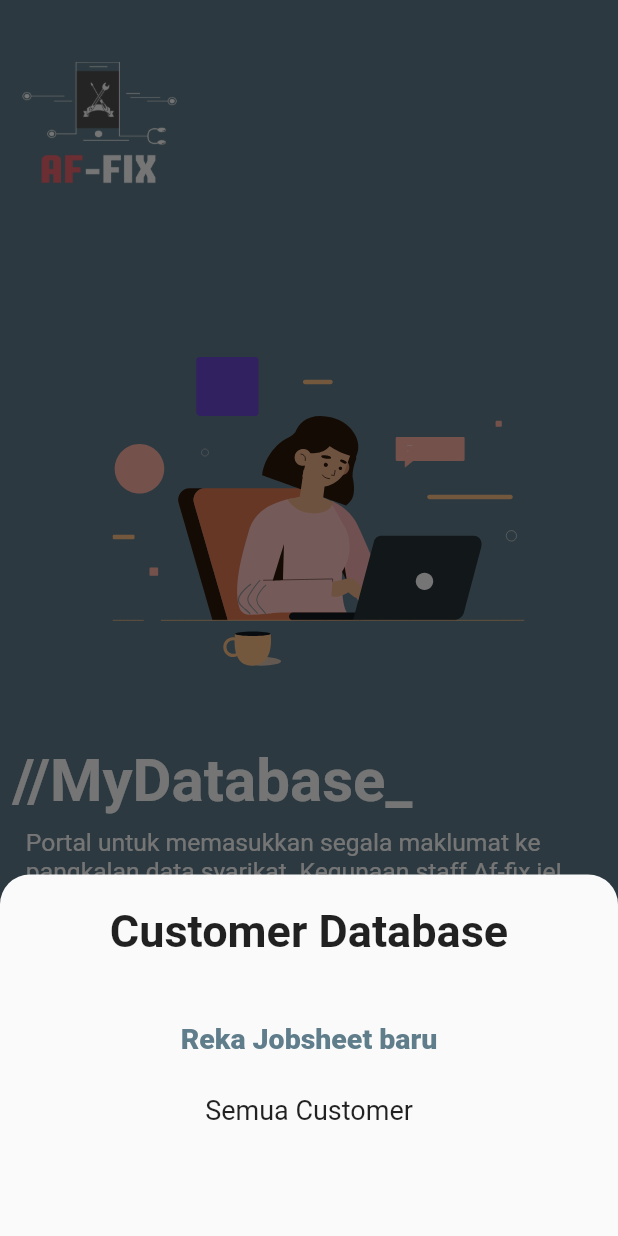
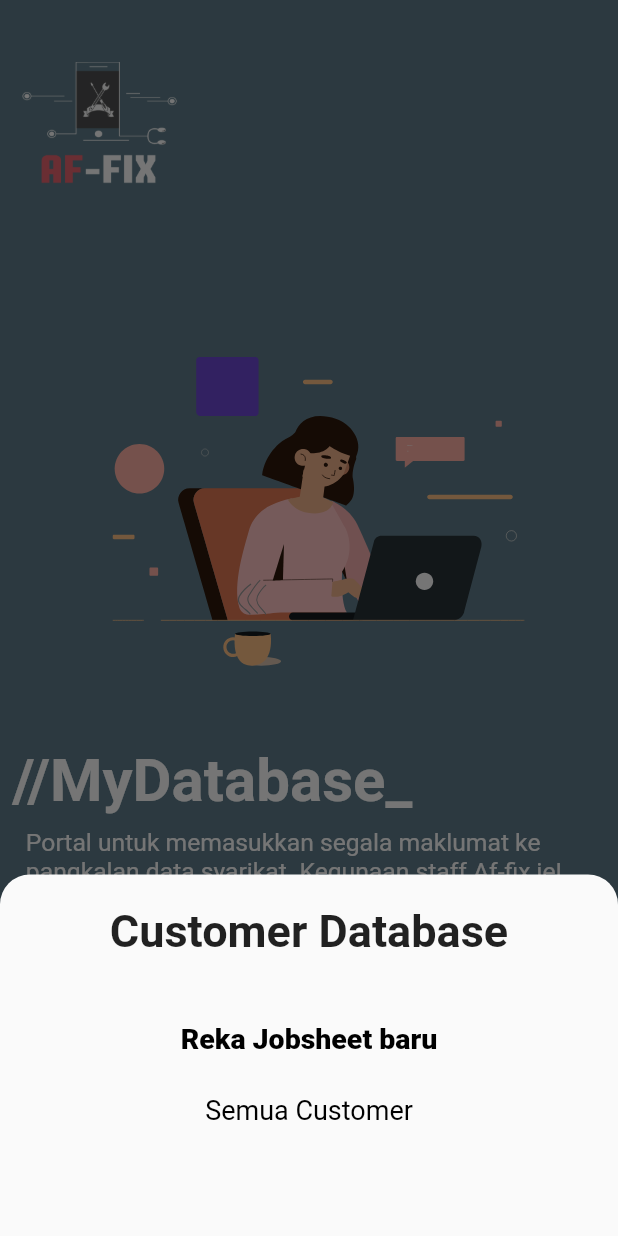
Before and after one commit to TuanPengarah/AdminPanel, a Flutter app: the screen it shows after launch, after a tap on "Pelanggan", on a phone screen of 412 x 824 dp. Run offline on Flutter 3.47's test engine with Material 2 defaults, Android fonts, the phone set to English and light mode, and no system bars; drawn by our look-alikes of auto_size_text; our stand-ins replace adaptive_theme, cloud_firestore, double_back_to_close, firebase_core, firebase_database, flutter_slidable and 4 more; missing offline and left inert: avatar_letter, esc_pos_bluetooth, esc_pos_utils, flutter_bluetooth_basic; accounts and stored records are empty.

Commit message:
Migrate to Flutter 2.0 code base Fix annoying status bar black issue Implementing Dark Mode Improvement on Color Scheme Trying to implement Realtime Database loading

```diff
--- a/lib/brain/quality_suggestion.dart
+++ b/lib/brain/quality_suggestion.dart
@@ -14,7 +14,7 @@ class ManufactorSuggestion {
   ];
 
   static List<String> getSuggestions(String query) {
-    List<String> matches = List();
+    List<String> matches = [];
     matches.addAll(manufactor);
 
     matches.retainWhere((s) => s.toLowerCase().contains(query.toLowerCase()));
--- a/lib/brain/smartphone_suggestion.dart
+++ b/lib/brain/smartphone_suggestion.dart
@@ -34,7 +34,7 @@ class SmartphoneSuggestion {
   ];
 
   static List<String> getSuggestions(String query) {
-    List<String> matches = List();
+    List<String> matches = [];
     matches.addAll(phone);
 
     matches.retainWhere((s) => s.toLowerCase().contains(query.toLowerCase()));
--- a/lib/brain/spareparts_suggestion.dart
+++ b/lib/brain/spareparts_suggestion.dart
@@ -19,7 +19,7 @@ class PartsSuggestion {
   ];
 
   static List<String> getSuggestions(String query) {
-    List<String> matches = List();
+    List<String> matches = [];
     matches.addAll(parts);
 
     matches.retainWhere((s) => s.toLowerCase().contains(query.toLowerCase()));
--- a/lib/main.dart
+++ b/lib/main.dart
@@ -1,5 +1,6 @@
 import 'package:firebase_core/firebase_core.dart';
 import 'package:flutter/material.dart';
+import 'package:flutter/services.dart';
 import 'package:services_form/screens/add_sparepart.dart';
 import 'package:services_form/screens/all_customer.dart';
 import 'package:services_form/screens/home_screen.dart';
@@ -7,15 +8,25 @@ import 'package:services_form/screens/job_sheet.dart';
 import 'package:sizer/sizer.dart';
 import 'screens/print.dart';
 import 'screens/spareparts.dart';
+import 'package:adaptive_theme/adaptive_theme.dart';
 
 void main() async {
+  SystemChrome.setSystemUIOverlayStyle(SystemUiOverlayStyle(
+    statusBarColor: Colors.transparent,
+    // systemNavigationBarColor:
+    //     Colors.blueGrey,
+  ));
   WidgetsFlutterBinding.ensureInitialized();
   await Firebase.initializeApp();
-  // GestureBinding.instance.resamplingEnabled = true;
+  // final savedThemeMode = await AdaptiveTheme.getThemeMode();
   runApp(MyApp());
 }
 
 class MyApp extends StatelessWidget {
+  final AdaptiveThemeMode savedThemeMode;
+
+  const MyApp({Key key, this.savedThemeMode}) : super(key: key);
+
   @override
   Widget build(BuildContext context) {
     return LayoutBuilder(
@@ -25,9 +36,25 @@ class MyApp extends StatelessWidget {
           //return OrientationBuilder
           builder: (context, orientation) {
             SizerUtil().init(constraints, orientation); //initialize SizerUtil
-            return MaterialApp(
-              theme: ThemeData(
-                  primaryColor: Colors.blueGrey, accentColor: Colors.blueGrey),
+            return AdaptiveTheme(
+                light: ThemeData(
+                    brightness: Brightness.light,
+                    primarySwatch: Colors.blueGrey,
+                    accentColor: Colors.blueGrey,
+                    colorScheme: ColorScheme.light(primary: Colors.black),
+                    floatingActionButtonTheme: FloatingActionButtonThemeData(
+                        backgroundColor: Colors.blueGrey)),
+                dark: ThemeData(
+                    brightness: Brightness.dark,
+                    primarySwatch: Colors.blueGrey,
+                    accentColor: Colors.blueGrey,
+                    colorScheme: ColorScheme.dark(primary: Colors.white),
+                    floatingActionButtonTheme: FloatingActionButtonThemeData(
+                        backgroundColor: Colors.blueGrey)),
+                initial: savedThemeMode ?? AdaptiveThemeMode.system,
+                builder: (theme, darkTheme) => MaterialApp(
+                      theme: theme,
+                      darkTheme: darkTheme,
                       debugShowCheckedModeBanner: false,
                       initialRoute: 'homescreen',
                       routes: {
@@ -38,7 +65,7 @@ class MyApp extends StatelessWidget {
                         'allcustomer': (context) => CustomerDatabase(),
                         'addsparepart': (context) => AddSparepart(),
                       },
-            );
+                    ));
           },
         );
       },
--- a/lib/screens/all_customer.dart
+++ b/lib/screens/all_customer.dart
@@ -19,6 +19,7 @@ class _CustomerDatabaseState extends State<CustomerDatabase> {
   ) {
     return Scaffold(
         appBar: AppBar(
+          brightness: Brightness.dark,
           automaticallyImplyLeading: false,
           leading: IconButton(
             tooltip: 'Tambah Jobsheet baru',
--- a/lib/screens/home_screen.dart
+++ b/lib/screens/home_screen.dart
@@ -1,4 +1,5 @@
 import 'package:flutter/material.dart';
+import 'package:flutter/services.dart';
 import 'package:services_form/widget/button.dart';
 import 'package:auto_size_text/auto_size_text.dart';
 import 'package:lottie/lottie.dart';
--- a/lib/widget/buttom_customer.dart
+++ b/lib/widget/buttom_customer.dart
@@ -28,7 +28,7 @@ buttomCustomerSheet(context) {
                 SizedBox(
                   height: 30,
                 ),
-                FlatButton(
+                TextButton(
                   onPressed: () {
                     Navigator.pop(context);
                     Navigator.pushNamed(context, 'jobsheet');
@@ -38,11 +38,10 @@ buttomCustomerSheet(context) {
                     style: TextStyle(
                       fontSize: 19,
                       fontWeight: FontWeight.w800,
-                      color: Colors.blueGrey,
                     ),
                   ),
                 ),
-                FlatButton(
+                TextButton(
                   onPressed: () {
                     Navigator.pushReplacementNamed(context, 'allcustomer');
                   },
--- a/lib/widget/buttom_edit_customer.dart
+++ b/lib/widget/buttom_edit_customer.dart
@@ -69,13 +69,13 @@ class Editdb {
                 Row(
                   mainAxisAlignment: MainAxisAlignment.spaceBetween,
                   children: [
-                    FlatButton(
+                    TextButton(
                       onPressed: () {
                         Navigator.pop(context);
                       },
                       child: Text('Batal'),
                     ),
-                    FlatButton(
+                    TextButton(
                       onPressed: () {
                         Navigator.pop(context);
                       },
--- a/lib/widget/buttom_edit_sparepart.dart
+++ b/lib/widget/buttom_edit_sparepart.dart
@@ -95,13 +95,13 @@ class EditSparepart {
                 Row(
                   mainAxisAlignment: MainAxisAlignment.spaceBetween,
                   children: [
-                    FlatButton(
+                    TextButton(
                       onPressed: () {
                         Navigator.pop(context);
                       },
                       child: Text('Batal'),
                     ),
-                    FlatButton(
+                    TextButton(
                       onPressed: () {
                         Navigator.pop(context);
                       },
--- a/lib/widget/button.dart
+++ b/lib/widget/button.dart
@@ -46,7 +46,7 @@ class Button extends StatelessWidget {
             child: Padding(
               padding: const EdgeInsets.only(top: 15.0),
               child: Text(
-                'SpareParts',
+                'Inventory',
                 textAlign: TextAlign.center,
                 style: TextStyle(
                   fontSize: 17,
--- a/lib/widget/confirmation_delete_customer.dart
+++ b/lib/widget/confirmation_delete_customer.dart
@@ -7,13 +7,13 @@ class ShowAlert {
 
   showAlertDialog(BuildContext context) {
 // set up the buttons
-    Widget cancelButton = FlatButton(
+    Widget cancelButton = TextButton(
       child: Text("Batal"),
       onPressed: () {
         Navigator.of(context).pop();
       },
     );
-    Widget continueButton = FlatButton(
+    Widget continueButton = TextButton(
       child: Text(
         'Padam',
         style: TextStyle(
--- a/lib/widget/text_bar.dart
+++ b/lib/widget/text_bar.dart
@@ -1,6 +1,5 @@
 import 'package:flutter/material.dart';
 import 'package:flutter_typeahead/flutter_typeahead.dart';
-import 'package:services_form/brain/spareparts_suggestion.dart';
 
 class TextBar extends StatelessWidget {
   TextBar(
--- a/pubspec.yaml
+++ b/pubspec.yaml
@@ -44,6 +44,8 @@ dependencies:
   intl: ^0.16.1
   flutter_slidable:
   flutter_typeahead: ^2.0.0
+  adaptive_theme: ^1.1.0
+  flutter_statusbarcolor: ^0.2.3
 
 dev_dependencies:
   flutter_test:
```
Also changed, not shown: lib/screens/add_sparepart.dart (+4 -4 lines), lib/screens/customer_details.dart (+18 -6 lines), lib/screens/job_sheet.dart (+9 -5 lines), lib/screens/spareparts.dart (+28 -8 lines), pubspec.lock, 7 other files. Lines whose indentation alone changed are shown as unchanged.
